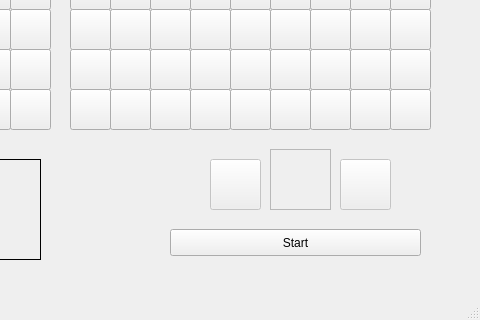
Qt form gameui.ui (WangRemy/Team-Battleships) before a commit; both pictures show x 320 to 800 and y 280 to 600 of the 800 by 600 pixel window.
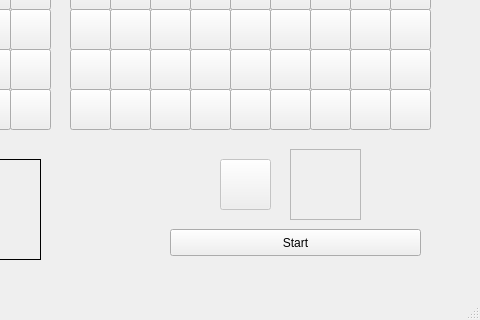
The same form after that commit.

Commit message: basis plaatsing gemaakt

Patch:
```diff
--- a/gameui.ui
+++ b/gameui.ui
@@ -2175,23 +2175,7 @@
     </property>
     <property name="geometry">
      <rect>
-      <x>530</x>
-      <y>420</y>
-      <width>51</width>
-      <height>51</height>
-     </rect>
-    </property>
-    <property name="text">
-     <string/>
-    </property>
-   </widget>
-   <widget class="QPushButton" name="rotateright">
-    <property name="enabled">
-     <bool>false</bool>
-    </property>
-    <property name="geometry">
-     <rect>
-      <x>660</x>
+      <x>540</x>
       <y>420</y>
       <width>51</width>
       <height>51</height>
@@ -2207,10 +2191,10 @@
     </property>
     <property name="geometry">
      <rect>
-      <x>590</x>
+      <x>610</x>
       <y>410</y>
-      <width>61</width>
-      <height>61</height>
+      <width>71</width>
+      <height>71</height>
      </rect>
     </property>
    </widget>
```
Left out of the diff: 2 changed lines with no effect on the pictures. The commit also changes 1 other file.
